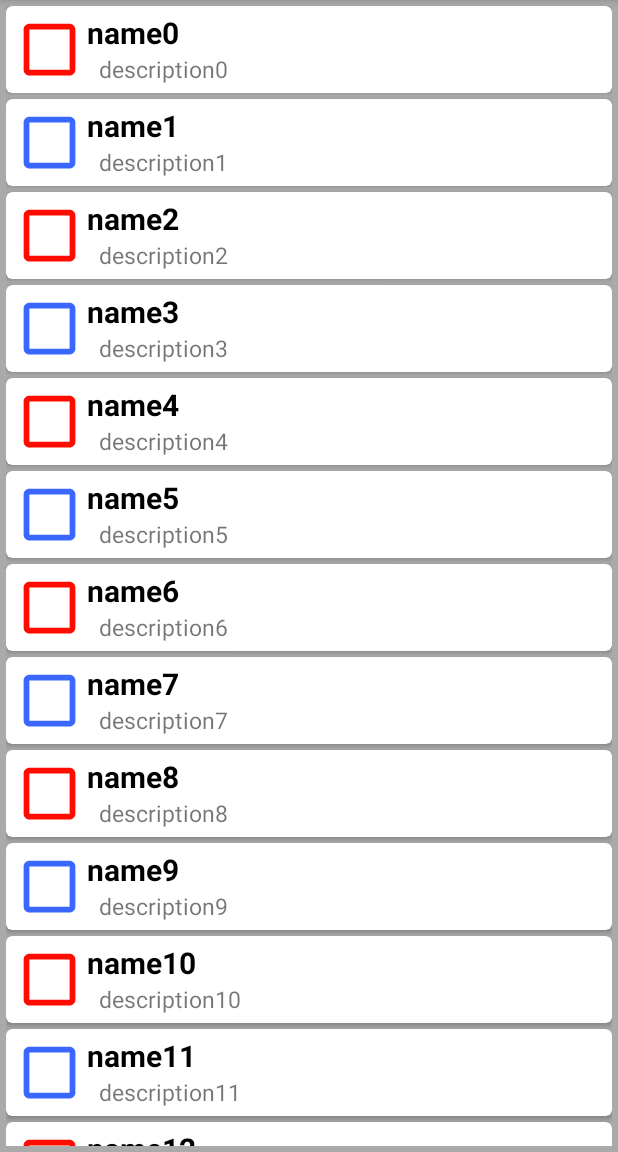
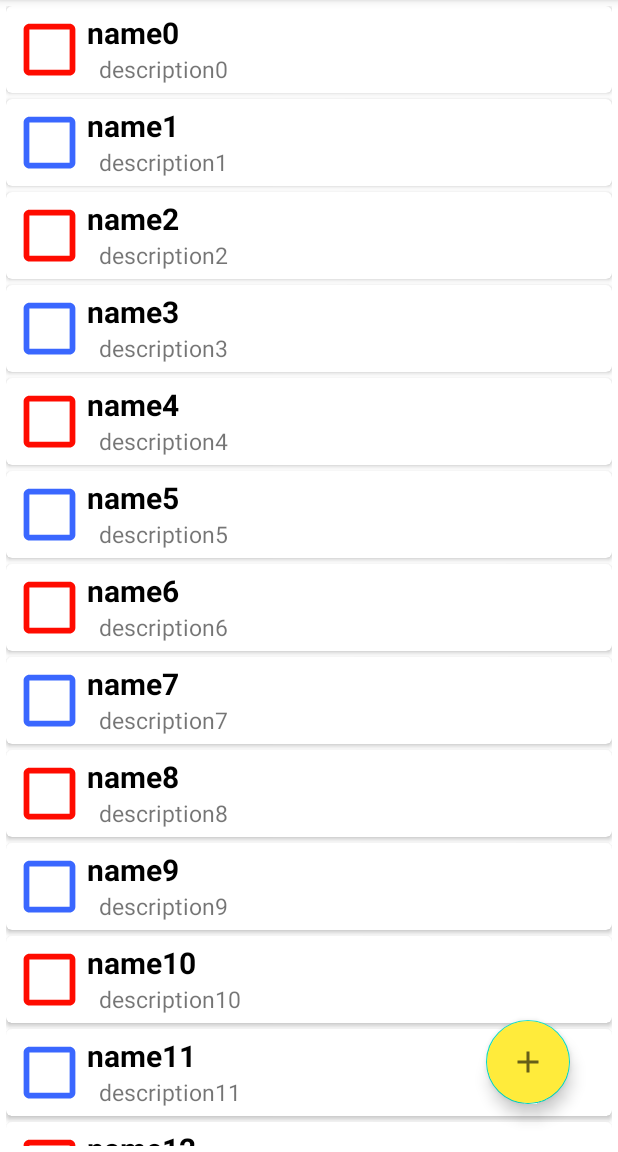
Before and after one commit to FokaKefir/Shopping-List-app, an Android app: the screen it shows after launch (MainActivity), on a phone screen of 412 x 824 dp, the part 84-1236 px from its top. Run offline under Robolectric (Android 15) with nearby library versions, the phone set to English and light mode, and no system bars.

Commit message:
Adding floating button and creating the listener for the MainActivity.

```diff
--- a/app/build.gradle
+++ b/app/build.gradle
@@ -28,6 +28,7 @@ dependencies {
     implementation 'androidx.constraintlayout:constraintlayout:1.1.3'
     implementation 'androidx.recyclerview:recyclerview-selection:1.0.0'
     implementation 'androidx.cardview:cardview:1.0.0'
+    implementation 'com.google.android.material:material:1.0.0'
     testImplementation 'junit:junit:4.12'
     androidTestImplementation 'androidx.test.ext:junit:1.1.1'
     androidTestImplementation 'androidx.test.espresso:espresso-core:3.2.0'
--- a/app/src/main/java/com/example/shoppinglist/gui/activity/MainActivity.java
+++ b/app/src/main/java/com/example/shoppinglist/gui/activity/MainActivity.java
@@ -8,8 +8,10 @@ import android.os.Bundle;
 
 import com.example.shoppinglist.R;
 import com.example.shoppinglist.gui.recyclerview.RecyclerViewAdapter;
+import com.example.shoppinglist.logic.listener.MainActivityListener;
 import com.example.shoppinglist.model.Item;
 import com.example.shoppinglist.testrdata.TestData;
+import com.google.android.material.floatingactionbutton.FloatingActionButton;
 
 import java.util.ArrayList;
 
@@ -20,10 +22,13 @@ public class MainActivity extends AppCompatActivity {
     // endregion
 
     // region 1. Decl. and Init.
+    private MainActivityListener listener;
 
     private RecyclerView recyclerView;
     private RecyclerView.Adapter adapter;
     private RecyclerView.LayoutManager layoutManager;
+
+    private FloatingActionButton fabAddItem;
 
     // endregion
 
@@ -32,18 +37,33 @@ public class MainActivity extends AppCompatActivity {
     @Override
     protected void onCreate(Bundle savedInstanceState) {
         super.onCreate(savedInstanceState);
+
         this.setContentView(R.layout.activity_main);
 
+        this.listener = new MainActivityListener(this);
+
+        this.recyclerView = findViewById(R.id.recyclerView);
+        this.fabAddItem = findViewById(R.id.floating_action_button);
+
+        buildRecyclerView();
+
+        this.fabAddItem.setOnClickListener(this.listener);
+
+    }
+
+    // endregion
+
+    // region 3. Other methods
+
+    private void buildRecyclerView(){
         ArrayList<Item> testList = TestData.getTestItems();
 
-        this.recyclerView = findViewById(R.id.recyclerView);
         this.recyclerView.setHasFixedSize(true);
         this.layoutManager = new LinearLayoutManager(this);
         this.adapter = new RecyclerViewAdapter(testList);
 
         this.recyclerView.setLayoutManager(this.layoutManager);
         this.recyclerView.setAdapter(this.adapter);
-
     }
 
     // endregion
--- /dev/null
+++ b/app/src/main/java/com/example/shoppinglist/logic/listener/MainActivityListener.java
@@ -0,0 +1,42 @@
+package com.example.shoppinglist.logic.listener;
+
+import android.view.View;
+import android.widget.Toast;
+
+import com.example.shoppinglist.R;
+import com.example.shoppinglist.gui.activity.MainActivity;
+
+public class MainActivityListener implements View.OnClickListener {
+
+    // region 0. Constants
+
+    // endregion
+
+    // region 1. Delc and Init
+
+    private MainActivity activity;
+
+    // endregion
+
+    // region 2. Constructor
+
+    public MainActivityListener(MainActivity activity) {
+        this.activity = activity;
+    }
+
+    // endregion
+
+    // region 3. Implemented methods
+
+    @Override
+    public void onClick(View view) {
+        switch (view.getId()){
+            case R.id.floating_action_button:
+                Toast.makeText(this.activity, "ADD", Toast.LENGTH_SHORT).show();
+                break;
+        }
+    }
+
+    // endregion
+
+}
--- /dev/null
+++ b/app/src/main/res/drawable/ic_baseline_add.xml
@@ -0,0 +1,10 @@
+<vector xmlns:android="http://schemas.android.com/apk/res/android"
+    android:width="24dp"
+    android:height="24dp"
+    android:viewportWidth="24"
+    android:viewportHeight="24"
+    android:tint="?attr/colorControlNormal">
+  <path
+      android:fillColor="@android:color/white"
+      android:pathData="M19,13h-6v6h-2v-6H5v-2h6V5h2v6h6v2z"/>
+</vector>
--- a/app/src/main/res/layout/activity_main.xml
+++ b/app/src/main/res/layout/activity_main.xml
@@ -12,6 +12,21 @@
         android:layout_height="match_parent"
         android:padding="4dp"
         android:scrollbars="vertical"
-        android:background="@android:color/darker_gray"/>
+        android:background="@android:color/white"/>
+
+    <com.google.android.material.floatingactionbutton.FloatingActionButton
+        android:id="@+id/floating_action_button"
+        android:layout_width="wrap_content"
+        android:layout_height="wrap_content"
+        android:layout_alignParentEnd="true"
+        android:layout_alignParentBottom="true"
+        android:layout_gravity="bottom|end"
+        android:layout_marginStart="32dp"
+        android:layout_marginTop="32dp"
+        android:layout_marginEnd="32dp"
+        android:layout_marginBottom="32dp"
+        android:backgroundTint="#FFEB3B"
+        app:fabSize="normal"
+        app:srcCompat="@drawable/ic_baseline_add" />
 
 </RelativeLayout>
```
